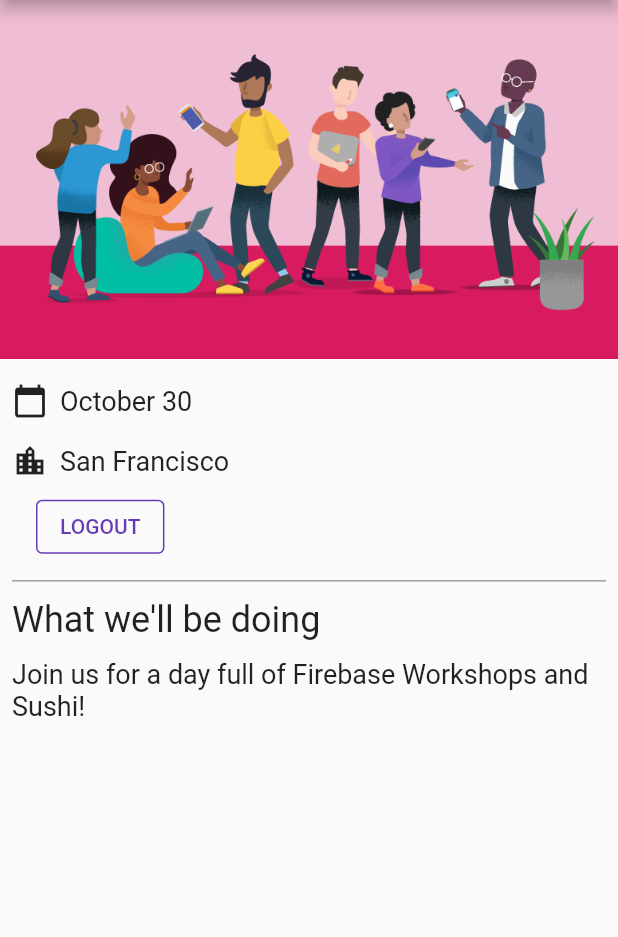
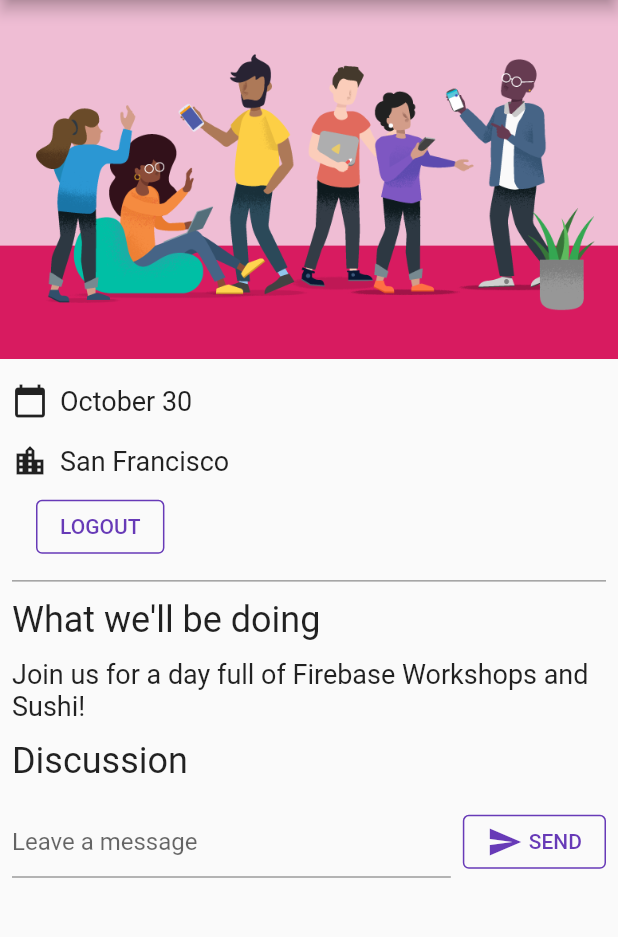
Before and after one commit to mszakacz/flutter-chat, a Flutter app: the screen it shows once a user with an empty profile is signed in, on a phone screen of 412 x 824 dp, the part 84-1021 px from its top. Run offline on Flutter 3.47's test engine with Material 2 defaults, Android fonts, the phone set to English and light mode, and no system bars; our stand-ins replace cloud_firestore, firebase_auth, firebase_core, google_fonts; accounts and stored records are empty.

```diff
--- a/lib/main.dart
+++ b/lib/main.dart
@@ -1,11 +1,13 @@
 import 'package:flutter/material.dart';
 import 'package:google_fonts/google_fonts.dart';
+import 'dart:async';
+import 'package:cloud_firestore/cloud_firestore.dart';
 
-import 'package:firebase_auth/firebase_auth.dart'; // new
-import 'package:firebase_core/firebase_core.dart'; // new
-import 'package:provider/provider.dart'; // new
-import 'firebase_options.dart'; // new
-import 'src/authentication.dart'; // new
+import 'package:firebase_auth/firebase_auth.dart';
+import 'package:firebase_core/firebase_core.dart';
+import 'package:provider/provider.dart';
+import 'firebase_options.dart';
+import 'src/authentication.dart';
 
 import 'src/widgets.dart';
 
@@ -76,6 +78,21 @@ class HomePage extends StatelessWidget {
           const Paragraph(
             'Join us for a day full of Firebase Workshops and Sushi!',
           ),
+          Consumer<ApplicationState>(
+            builder: (context, appState, _) => Column(
+              crossAxisAlignment: CrossAxisAlignment.start,
+              children: [
+                if (appState.loginState == ApplicationLoginState.loggedIn) ...[
+                  const Header('Discussion'),
+                  GuestBook(
+                    addMessage: (message) =>
+                        appState.addMessageToGuestBook(message),
+                    messages: appState.guestBookMessages,
+                  ),
+                ],
+              ],
+            ),
+          ),
         ],
       ),
     );
@@ -91,12 +108,30 @@ class ApplicationState extends ChangeNotifier {
     await Firebase.initializeApp(
       options: DefaultFirebaseOptions.currentPlatform,
     );
-
     FirebaseAuth.instance.userChanges().listen((user) {
       if (user != null) {
         _loginState = ApplicationLoginState.loggedIn;
+        _guestBookSubscription = FirebaseFirestore.instance
+            .collection('guestbook')
+            .orderBy('timestamp', descending: true)
+            .snapshots()
+            .listen((snapshot) {
+          _guestBookMessages = [];
+          for (final document in snapshot.docs) {
+            print(document.data());
+            _guestBookMessages.add(
+              GuestBookMessage(
+                name: document.data()['name'] as String,
+                message: document.data()['text'] as String,
+              ),
+            );
+          }
+          notifyListeners();
+        });
       } else {
         _loginState = ApplicationLoginState.loggedOut;
+        _guestBookMessages = [];
+        _guestBookSubscription?.cancel();
       }
       notifyListeners();
     });
@@ -107,6 +142,10 @@ class ApplicationState extends ChangeNotifier {
 
   String? _email;
   String? get email => _email;
+
+  StreamSubscription<QuerySnapshot>? _guestBookSubscription;
+  List<GuestBookMessage> _guestBookMessages = [];
+  List<GuestBookMessage> get guestBookMessages => _guestBookMessages;
 
   void startLoginFlow() {
     _loginState = ApplicationLoginState.emailAddress;
@@ -162,4 +201,92 @@ class ApplicationState extends ChangeNotifier {
   void signOut() {
     FirebaseAuth.instance.signOut();
   }
+
+  Future<DocumentReference> addMessageToGuestBook(String message) {
+    if (_loginState != ApplicationLoginState.loggedIn) {
+      throw Exception('Must be logged in');
+    }
+
+    return FirebaseFirestore.instance
+        .collection('guestbook')
+        .add(<String, dynamic>{
+      'text': message,
+      'timestamp': DateTime.now().millisecondsSinceEpoch,
+      'name': FirebaseAuth.instance.currentUser!.displayName,
+      'userId': FirebaseAuth.instance.currentUser!.uid,
+    });
+  }
 }
+
+class GuestBookMessage {
+  GuestBookMessage({required this.name, required this.message});
+  final String name;
+  final String message;
+}
+
+class GuestBook extends StatefulWidget {
+  const GuestBook({required this.addMessage, required this.messages});
+  final FutureOr<void> Function(String message) addMessage;
+  final List<GuestBookMessage> messages;
+
+  @override
+  _GuestBookState createState() => _GuestBookState();
+}
+
+class _GuestBookState extends State<GuestBook> {
+  final _formKey = GlobalKey<FormState>(debugLabel: '_GuestBookState');
+  final _controller = TextEditingController();
+
+  @override
+  Widget build(BuildContext context) {
+    return Column(
+      crossAxisAlignment: CrossAxisAlignment.start,
+      children: [
+        Padding(
+          padding: const EdgeInsets.all(8.0),
+          child: Form(
+            key: _formKey,
+            child: Row(
+              children: [
+                Expanded(
+                  child: TextFormField(
+                    controller: _controller,
+                    decoration: const InputDecoration(
+                      hintText: 'Leave a message',
+                    ),
+                    validator: (value) {
+                      if (value == null || value.isEmpty) {
+                        return 'Enter your message to continue';
+                      }
+                      return null;
+                    },
+                  ),
+                ),
+                const SizedBox(width: 8),
+                StyledButton(
+                  onPressed: () async {
+                    if (_formKey.currentState!.validate()) {
+                      await widget.addMessage(_controller.text);
+                      _controller.clear();
+                    }
+                  },
+                  child: Row(
+                    children: const [
+                      Icon(Icons.send),
+                      SizedBox(width: 4),
+                      Text('SEND'),
+                    ],
+                  ),
+                ),
+              ],
+            ),
+          ),
+        ),
+        const SizedBox(height: 8),
+        for (var message in widget.messages)
+          Paragraph('${message.name}: ${message.message}'),
+        const SizedBox(height: 8),
+      ],
+    );
+  }
+}
```
